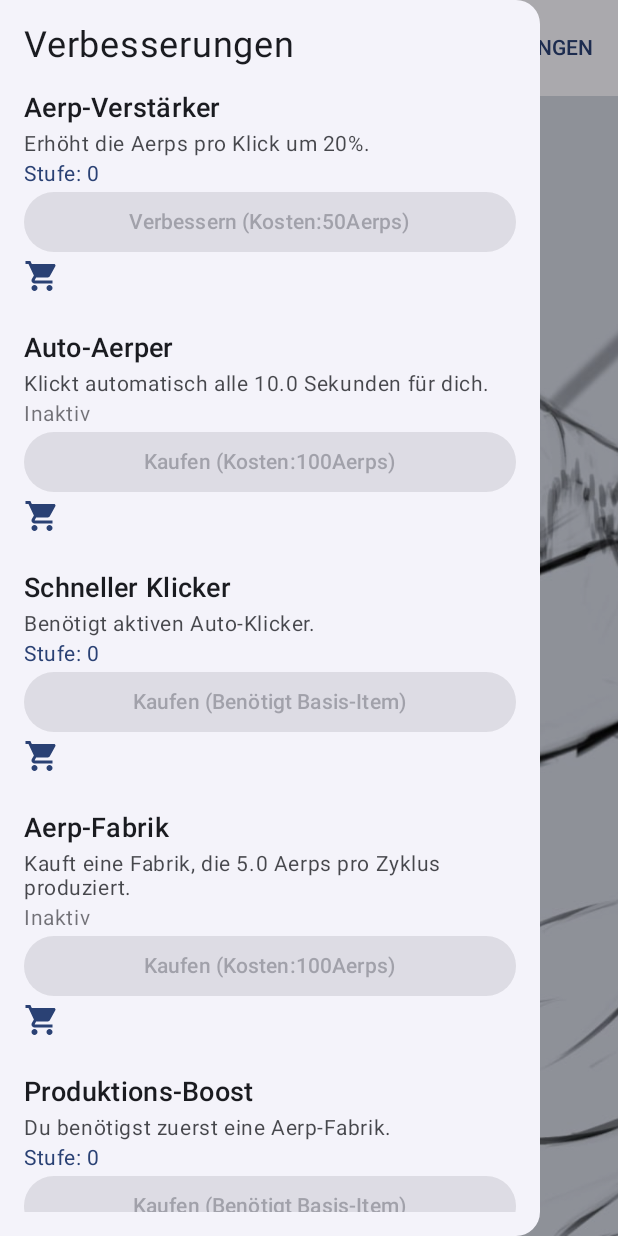
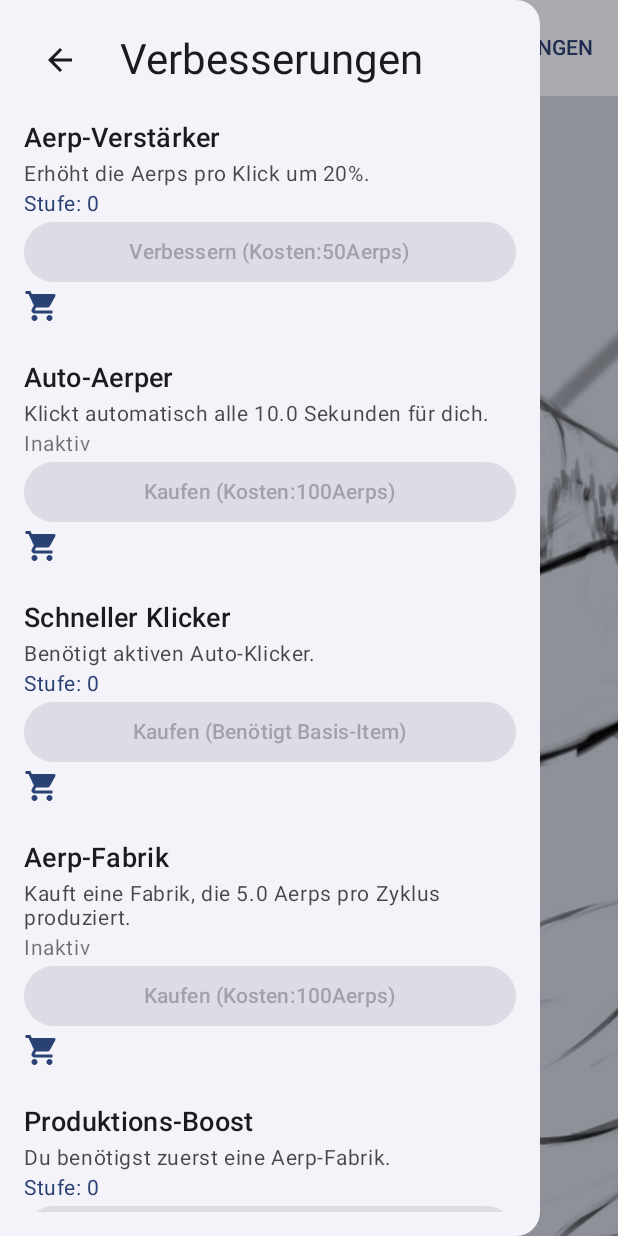
Before and after one commit to Aerodymeus/AerpClicker, an Android app built with Jetpack Compose: the screen it shows after launch (UI), after a tap on "VERBESSERUNGEN", on a phone screen of 412 x 824 dp. Run offline under Robolectric (Android 15) with nearby library versions, the light colour scheme and no system bars.

Commit message:
Refactor: Improve Shop UI and Navigation
This commit refactors the Shop menu by replacing the swipe-to-close gesture with an explicit back button, improving user navigation. The app version is also bumped.

Key changes:
- **Shop UI:**
    - Added a back button (`IconButton` with `ArrowBack`) to the `ShopMenu` header, allowing users to close it explicitly.
    - Disabled the swipe gesture for the `ModalNavigationDrawer` (`gesturesEnabled = false`) to enforce the use of the new back button.
    - The `ShopMenu` now accepts an `onCloseClicked` lambda to handle the drawer closing logic.
- **String Resources:**
    - Added new string `shop_close_button` in `values/strings.xml` (Zurück) and `values-en/strings.xml` (Back).
- **App Version:**
    - Incremented `versionName` from `"0.2.2"` to `"0.2.3"` in `app/build.gradle.kts`.

```diff
--- a/app/build.gradle.kts
+++ b/app/build.gradle.kts
@@ -16,7 +16,7 @@ android {
         minSdk = 30
         targetSdk = 36
         versionCode = 12
-        versionName = "0.2.2"
+        versionName = "0.2.3"
 
         testInstrumentationRunner = "androidx.test.runner.AndroidJUnitRunner"
     }
--- a/app/src/main/java/dev/aerodymeus/aerpclicker/ui/UI.kt
+++ b/app/src/main/java/dev/aerodymeus/aerpclicker/ui/UI.kt
@@ -48,6 +48,7 @@ import androidx.compose.foundation.Image
 import androidx.compose.foundation.background
 import androidx.compose.foundation.isSystemInDarkTheme
 import androidx.compose.foundation.layout.Arrangement
+import androidx.compose.foundation.layout.padding
 import androidx.compose.foundation.selection.selectable
 import androidx.compose.foundation.shape.RoundedCornerShape
 import androidx.compose.material3.IconButton
@@ -56,6 +57,7 @@ import androidx.compose.runtime.collectAsState
 import androidx.compose.ui.platform.LocalContext // Sicherstellen, dass dieser Import da ist
 import androidx.compose.material.icons.filled.Settings
 import androidx.compose.material.icons.automirrored.filled.ArrowBack
+import androidx.compose.material.icons.filled.Close
 import androidx.compose.material3.OutlinedButton
 import androidx.compose.ui.graphics.Color
 import androidx.compose.ui.layout.ContentScale
@@ -65,6 +67,7 @@ import dev.aerodymeus.aerpclicker.R
 import dev.aerodymeus.aerpclicker.ThemeViewModel
 import androidx.compose.ui.graphics.ColorFilter
 import androidx.compose.ui.graphics.ColorMatrix
+
 
 
 enum class ThemeSetting {
@@ -212,7 +215,7 @@ fun OptionsScreen(
 fun GameScreen(
     modifier: Modifier = Modifier,
     gameViewModel: GameViewModel,
-    useDarkTheme: Boolean
+    useDarkTheme: Boolean,
 ) {
     val configuration = LocalConfiguration.current
     val isLandscape = configuration.orientation == Configuration.ORIENTATION_LANDSCAPE
@@ -333,7 +336,10 @@ fun GameScreen(
 
 @SuppressLint("StringFormatMatches") // Nötig für die Formatierung des Multiplikators
 @Composable
-fun ShopMenu(gameViewModel: GameViewModel) {
+fun ShopMenu(
+    gameViewModel: GameViewModel,
+    onCloseClicked: () -> Unit
+) {
     data class ShopItemData(
         val name: String,
         val cost: Int,
@@ -439,9 +445,36 @@ fun ShopMenu(gameViewModel: GameViewModel) {
 
     Column(modifier = Modifier
         .fillMaxSize()
-        .padding(16.dp)) {
-        Text(stringResource(id = R.string.shop_title), fontSize = 24.sp, modifier = Modifier.padding(bottom = 16.dp))
-        LazyColumn(modifier = Modifier.fillMaxWidth(), verticalArrangement = Arrangement.spacedBy(16.dp)) {
+        .padding(16.dp)
+    ) {
+        Row(
+            verticalAlignment = Alignment.CenterVertically,
+            modifier = Modifier
+                .fillMaxWidth()
+                .padding(bottom = 16.dp) // Abstand zur Liste darunter
+        ) {
+            // 1. Der Zurück-Button (Icon)
+            IconButton(onClick = onCloseClicked) {
+                Icon(
+                    imageVector = Icons.AutoMirrored.Filled.ArrowBack, // Das Standard-Zurück-Icon
+                    contentDescription = stringResource(id = R.string.back_button_description) // Wiederverwendbarer Text für Barrierefreiheit
+                )
+            }
+
+            // Etwas Abstand zwischen Icon und Titel
+            Spacer(modifier = Modifier.width(16.dp))
+
+            // 2. Der Titel
+            Text(
+                text = stringResource(id = R.string.shop_title),
+                style = MaterialTheme.typography.headlineMedium // Passt gut zur TopAppBar
+            )
+
+        }
+        LazyColumn(
+            modifier = Modifier.fillMaxWidth(),
+            verticalArrangement = Arrangement.spacedBy(16.dp)
+        ) {
             items(shopItemsList) { itemData ->
                 ShopItem(
                     name = itemData.name,
@@ -461,6 +494,7 @@ fun ShopMenu(gameViewModel: GameViewModel) {
             }
         }
     }
+
 }
 
 @SuppressLint("StringFormatMatches", "DefaultLocale")
@@ -611,7 +645,7 @@ fun ShopItem(
 @Composable
 fun AerpClickerApp(
     gameViewModel: GameViewModel = viewModel(),
-    themeViewModel: ThemeViewModel = viewModel()
+    themeViewModel: ThemeViewModel = viewModel(),
 ) {
     val drawerState = rememberDrawerState(initialValue = DrawerValue.Closed)
     val scope = rememberCoroutineScope()
@@ -628,7 +662,9 @@ fun AerpClickerApp(
         ThemeSetting.SYSTEM -> isSystemInDarkTheme()
     }
 
+
     // Wende das Theme dynamisch an
+
         AerpClickerTheme(darkTheme = useDarkTheme) {
 //            ThemeSetting.LIGHT -> false
 //            ThemeSetting.DARK -> true
@@ -687,10 +723,18 @@ fun AerpClickerApp(
 
         ModalNavigationDrawer(
             drawerState = drawerState,
-                gesturesEnabled = currentScreen == Screen.Game, // Drawer nur im GameScreen öffnen
+            gesturesEnabled = false, // Drawer nur im GameScreen öffnen
             drawerContent = {
                 ModalDrawerSheet {
-                        ShopMenu(gameViewModel = gameViewModel)
+                    ShopMenu(
+                        gameViewModel = gameViewModel,
+                        onCloseClicked = {
+                            // Setze den aktuellen Bildschirm zurück zum Spiel
+                            scope.launch {
+                                drawerState.close() // <- Der entscheidende Aufruf!
+                            }
+                        }
+                    )
                 }
             }
         ) {
@@ -756,8 +800,10 @@ fun AerpClickerApp(
                             )
                         }
                     }
+
             }
 }
+
 
 
 @SuppressLint("ViewModelConstructorInComposable")
--- a/app/src/main/res/values/strings.xml
+++ b/app/src/main/res/values/strings.xml
@@ -114,5 +114,6 @@
     <string name="reset_dialog_dismiss_button">Abbrechen</string>
     <string name="credits_title">Credits</string>
     <string name="credits_text">Background Design: Yegitu\nCode of App: Aerodymeus</string>
+    <string name="shop_close_button">Zurück</string>
 
 </resources>
```
Also changed, not shown: 1 other file. Lines whose indentation alone changed are shown as unchanged.
